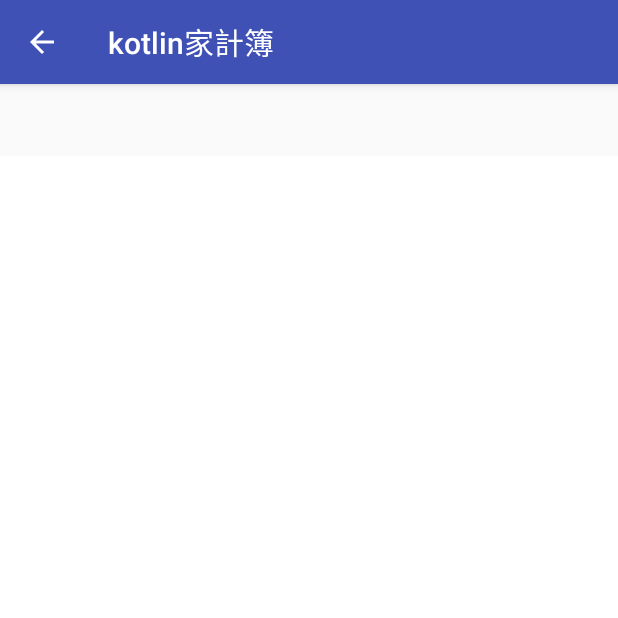
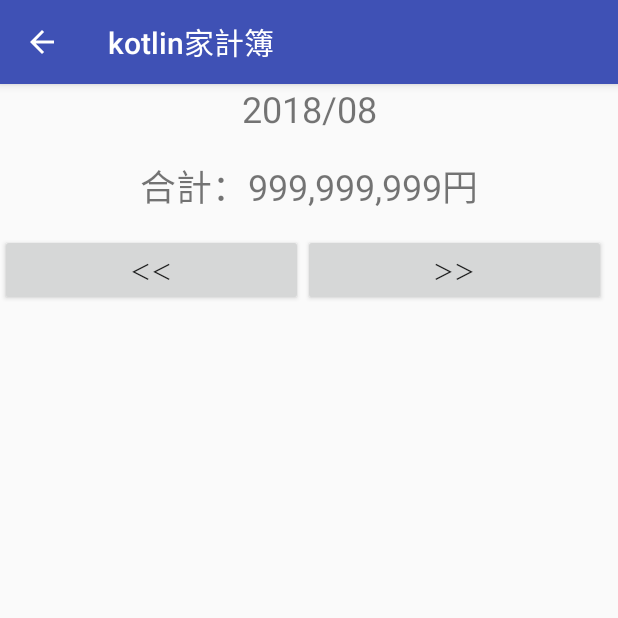
Before and after one commit to sugar182work/kotlin-Household, an Android app: the SecondActivity screen opened directly, with no data from a screen before it, on a phone screen of 412 x 824 dp, the top half of it. Run offline under Robolectric (Android 15) with nearby library versions, the phone set to English and light mode, and no system bars; 2 statements that could not run were skipped.

Commit message:
2018/9/3 RecyclerViewで実装やり直し中
kotlinの標準ライブラリーを良くよんであるものを利用するべきと気づく

```diff
--- a/app/src/main/java/jp/ne/sugar182/household1/SecondActivity.kt
+++ b/app/src/main/java/jp/ne/sugar182/household1/SecondActivity.kt
@@ -4,8 +4,11 @@ import android.support.v7.app.AppCompatActivity
 import android.os.Bundle
 import android.content.pm.ActivityInfo.SCREEN_ORIENTATION_PORTRAIT
 import android.view.MenuItem
+import android.view.View
+import android.widget.AdapterView
+import android.widget.ListView
 
-class SecondActivity : AppCompatActivity() {
+class SecondActivity : AppCompatActivity(), AdapterView.OnItemClickListener {
 
     override fun onCreate(savedInstanceState: Bundle?) {
         super.onCreate(savedInstanceState)
@@ -17,9 +20,12 @@ class SecondActivity : AppCompatActivity() {
         val actionbar = supportActionBar
         actionbar!!.setDisplayHomeAsUpEnabled(true)
 
-
+        // リストビューの追加
+        val listView = findViewById<ListView>(R.id.list_view)
+        listView.setOnItemClickListener(this);
     }
 
+    // 戻るボタンのリスナー
     override fun onOptionsItemSelected(item: MenuItem): Boolean {
         when (item.itemId) {
             android.R.id.home -> {
@@ -32,6 +38,11 @@ class SecondActivity : AppCompatActivity() {
             }
         }
         return super.onOptionsItemSelected(item)
+    }
 
+    // ListViewのタップのリスナー
+    override fun onItemClick(parent: AdapterView<*>?, view: View?, position: Int, id: Long) {
+        TODO("not implemented") //To change body of created functions use File | Settings | File Templates.
     }
+
 }
--- a/app/src/main/java/jp/ne/sugar182/household1/dto/WithdrawalData.kt
+++ b/app/src/main/java/jp/ne/sugar182/household1/dto/PayData.kt
@@ -23,4 +23,4 @@ class WithdrawalData {
 }
 */
 // 見直し後　洗練されたロンボクさんですなぁ
-data class WithdrawalData(val idx: Int, val expenseDate: String , val item: String, val xpense: Long )
+data class PayData(val idx: Int, val expenseDate: String , val item: String, val xpense: Long )
--- /dev/null
+++ b/app/src/main/java/jp/ne/sugar182/household1/dto/PayListData.kt
@@ -0,0 +1,3 @@
+package jp.ne.sugar182.household1.dto
+
+data class PayListData(val expenseDate: String , val item: String, val xpense: Long )
--- a/app/src/main/res/layout/activity_second.xml
+++ b/app/src/main/res/layout/activity_second.xml
@@ -5,17 +5,43 @@
     android:layout_height="match_parent"
     android:orientation="vertical">
 
-    <android.support.design.widget.TabLayout
-        android:id="@+id/sliding_tabs"
+    <TextView
+        android:id="@+id/monthTxt"
         android:layout_width="match_parent"
-        android:layout_height="wrap_content"
-        app:tabMode="fixed" />
+        android:layout_height="50dp"
+        android:text="2018/08"
+        android:textAlignment="center"
+        android:textSize="24sp" />
 
-    <android.support.v4.view.ViewPager
-        android:id="@+id/viewpager"
+    <TextView
+        android:id="@+id/totalTxt"
         android:layout_width="match_parent"
-        android:layout_height="0dp"
-        android:layout_weight="1"
-        android:background="@android:color/white" />
+        android:layout_height="50dp"
+        android:text="合計：999,999,999円"
+        android:textAlignment="center"
+        android:textSize="24sp" />
+
+    <LinearLayout
+        android:layout_width="match_parent"
+        android:layout_height="50dp"
+        android:orientation="horizontal">
+
+        <Button
+            android:id="@+id/preButton"
+            android:layout_width="202dp"
+            android:layout_height="wrap_content"
+            android:text="＜＜" />
+
+        <Button
+            android:id="@+id/nextButton"
+            android:layout_width="202dp"
+            android:layout_height="wrap_content"
+            android:text="＞＞" />
+    </LinearLayout>
+
+    <android.support.v7.widget.RecyclerView
+        android:id="@+id/mainRecyclerView"
+        android:layout_width="match_parent"
+        android:layout_height="match_parent" />
 
 </LinearLayout>
```
Also changed, not shown: app/build.gradle (+7 -2 lines), app/src/main/java/jp/ne/sugar182/household1/model/PayModel.kt (renamed from app/src/main/java/jp/ne/sugar182/household1/model/WithdrawaModel.kt, +9 -9 lines), app/src/main/res/layout/list.xml (added, +27 -0 lines).
